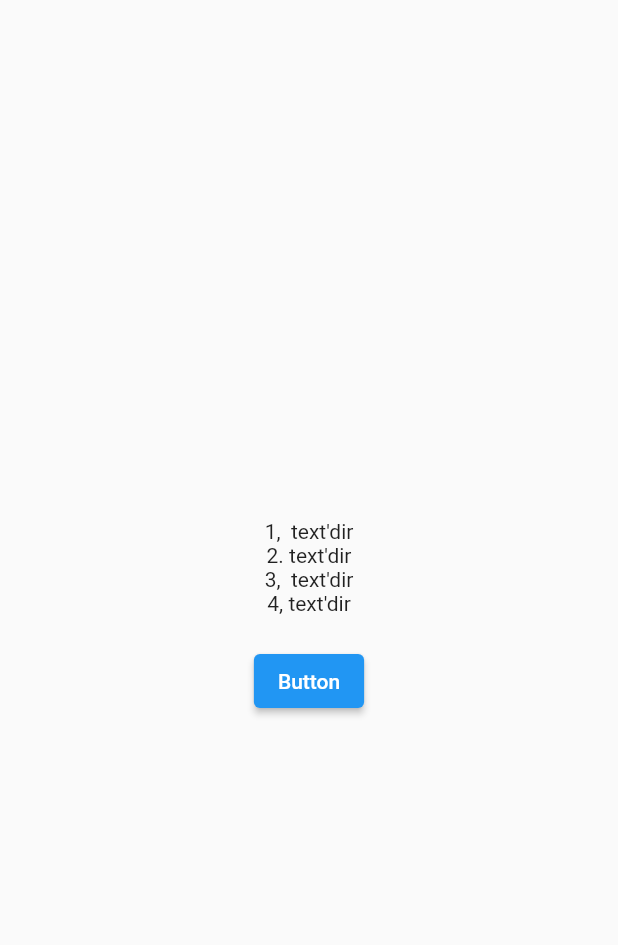
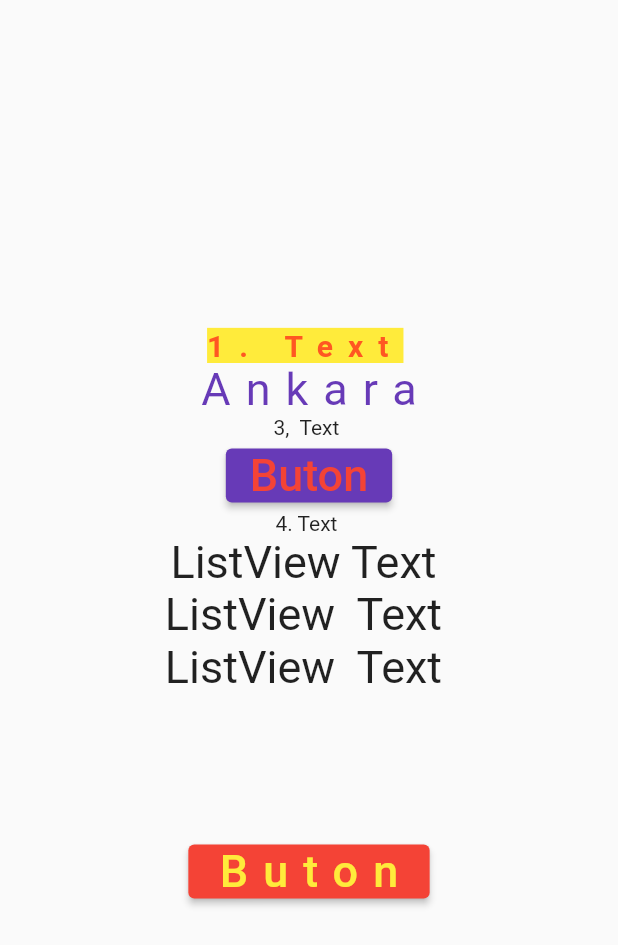
Before and after one commit to gulaysahinn/baun-mobil-weeks, a Flutter app: the screen it shows after launch, on a phone screen of 412 x 824 dp. Shown: the top 945 px of the screen. Run offline on Flutter 3.47's test engine with Material 2 defaults, Android fonts, the phone set to English and light mode, and no system bars; Roboto replaces fonts that are missing (addressCity, addressState).

Commit message:
hafta-2sayfa degisimi

```diff
--- /dev/null
+++ b/lib/Secon_page.dart
@@ -0,0 +1,22 @@
+import 'package:flutter/cupertino.dart';
+import 'package:flutter/material.dart';
+
+class SeconPage extends StatelessWidget {
+  const SeconPage({Key? key}) : super(key: key);
+
+  @override
+  Widget build(BuildContext context) {
+    return Scaffold(
+      body: Container(
+        child: Center(
+          child: Column(
+            mainAxisAlignment: MainAxisAlignment.center,
+            children: [
+              Center(child: Text("2. Sayfaya giriş yaptınız.."))
+            ],
+          ),
+        ),
+      ),
+    );
+  }
+}
--- a/lib/home_page.dart
+++ b/lib/home_page.dart
@@ -1,8 +1,18 @@
 import 'package:flutter/material.dart';
+import 'package:mobil_pro1/Secon_page.dart';
+import 'package:mobil_pro1/main.dart';
 
-class HomePage extends StatelessWidget {
+String city="Ankara";
+Color ankaracolor=Colors.deepPurple;
+
+class HomePage extends StatefulWidget {
   const HomePage({Key? key}) : super(key: key);
 
+  @override
+  State<HomePage> createState() => _HomePageState();
+}
+
+class _HomePageState extends State<HomePage> {
   @override
   Widget build(BuildContext context) {
 
@@ -11,43 +21,70 @@ class HomePage extends StatelessWidget {
     geriyeDondurmeyenFunc();
     print(kullanicidanAl(6, 10).toString());*/
 
+
+
     return Scaffold(
-      body: Container(
+     body: Container(
         child: Center(
           child: Column(
             mainAxisAlignment: MainAxisAlignment.center,
             children: [
-              Text("1,  text'dir"),
-              SizedBox(width: 50,),
-              Text("2. text'dir"),
-              SizedBox(width: 50,),
-              Text("3,  text'dir"),
-              SizedBox(width: 50,),
-              Text("4, text'dir"),
-              SizedBox(height: 20,),
-              ElevatedButton(onPressed: (){}, child: Text("Button"))
+              Text("1. Text ",style: TextStyle(color: Colors.deepOrange,
+              fontWeight: FontWeight.bold,
+                backgroundColor: Colors.yellow,
+                fontSize: 20,letterSpacing: 10,
+              ),),
+              SizedBox(width: 60,),
+              Text(city,style: TextStyle(fontSize: 30,fontFamily: AutofillHints.addressState,color: ankaracolor,letterSpacing: 10.0,),),
+              SizedBox(width: 60,),
+              Text("3,  Text "),
+              SizedBox(width: 60,),
+              ElevatedButton(onPressed: (){}, child: Text("Buton",style: TextStyle(color: Colors.red,fontSize: 30,),)),
+              Text("4. Text "),
+              SizedBox(width: 60,),
+
+              SizedBox(
+                height: 200,
+                child: ListView(shrinkWrap: true,children: [
+                    Center(
+                        child: GestureDetector(
+                            onTap: () {
+                              Navigator.push(
+                                  context,
+                                  MaterialPageRoute(
+                                      builder: (context) => SeconPage()));
+                            },
+                            child: Text("ListView Text ",style: TextStyle(fontSize: 30),))),
+                    Center(child: Text("ListView  Text ",style: TextStyle(fontSize: 30))),
+                    Center(child: Text("ListView  Text ",style: TextStyle(fontSize: 30))),
+
+                ]),
+              ),
+              ElevatedButton(
+                  style: ButtonStyle(
+                      backgroundColor: MaterialStateProperty.all(Colors.red)),
+                  onPressed: (){
+                    if(city=="İSTANBUL"){
+                      setState(() {
+                        city="Ankara";
+                        ankaracolor= Colors.red;
+                      });
+                    }
+                   else{
+                      setState(() {
+                        city="İSTANBUL";
+
+                      });
+                    }
+
+                  },
+                  child: Text("Buton",style: TextStyle(color: Colors.yellow,
+                fontSize: 30.0,fontFamily: AutofillHints.addressCity,letterSpacing: 10,),))
+
             ],
           ),
         ),
       ),
     );
   }
-
-   /*int arabaSayisiDondur()
-  {
-    return 5;
-  }
-  String stringDondur()
-  {
-    return "String metin";
-  }
-  void geriyeDondurmeyenFunc(){
-    int x=3;
-    int y=2;
-    x+y;
-  }
-
-  int kullanicidanAl(int x,int y){
-    return x+y;
-  }*/
 }
--- a/lib/main.dart
+++ b/lib/main.dart
@@ -1,13 +1,20 @@
 import 'package:flutter/material.dart';
 
 import 'home_page.dart';
+
 
 void main() {
   runApp(const MyApp());
 }
 
-class MyApp extends StatelessWidget {
+class MyApp extends StatefulWidget {
   const MyApp({super.key});
+
+  @override
+  State<MyApp> createState() => _MyAppState();
+}
+
+class _MyAppState extends State<MyApp> {
 
   @override
   Widget build(BuildContext context) {
@@ -15,7 +22,7 @@ class MyApp extends StatelessWidget {
       debugShowCheckedModeBanner: false,
       title: 'Flutter Demo',
       theme: ThemeData(
-        primarySwatch: Colors.blue,
+        primarySwatch: Colors.deepPurple,
       ),
       home: HomePage()
     );
```
